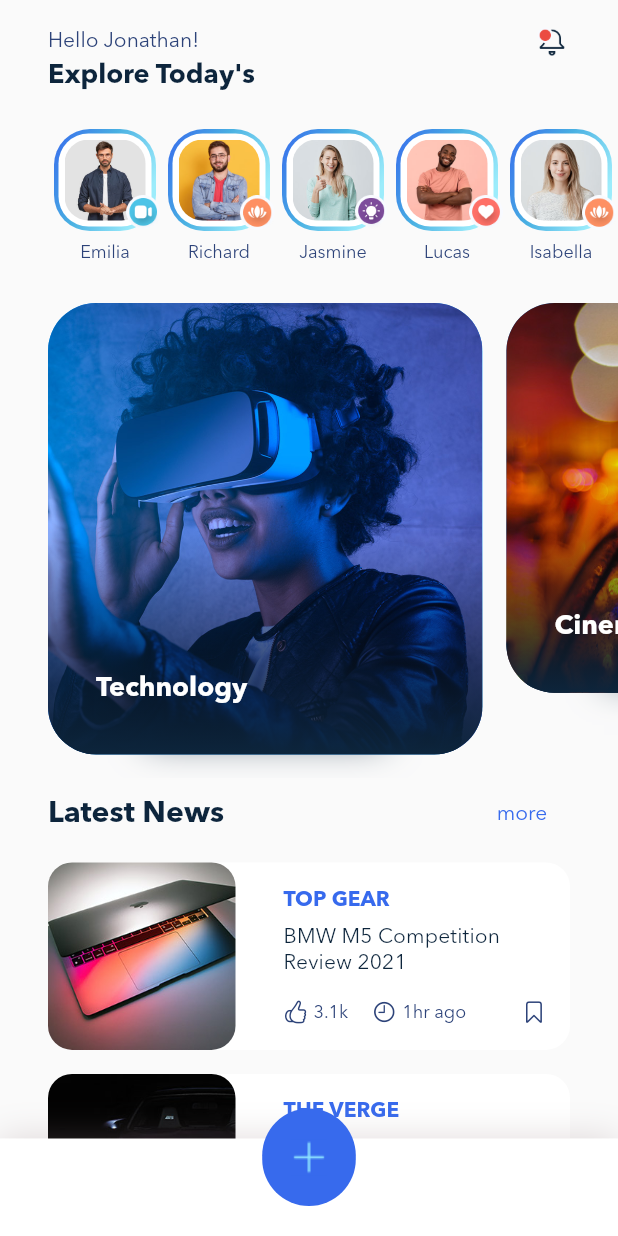
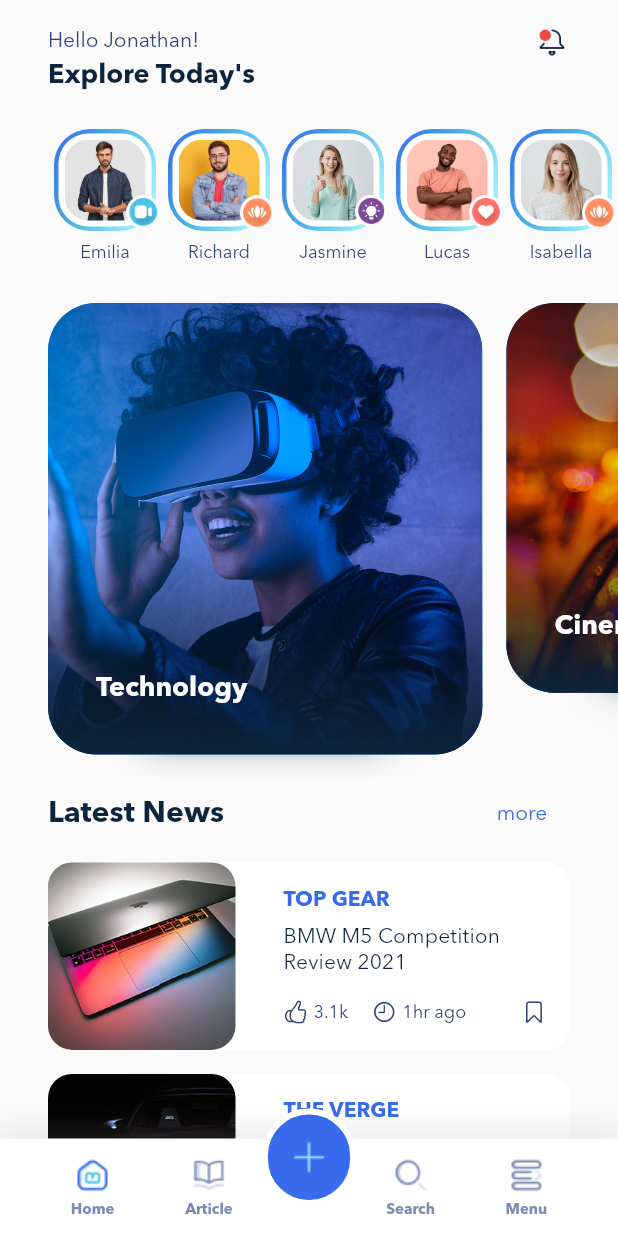
Before and after one commit to Ghazal-Jamalzadeh/blogUI, a Flutter app: the screen it shows after launch, on a phone screen of 412 x 824 dp. Run offline on Flutter 3.47's test engine with Material 2 defaults, Android fonts, the phone set to English and light mode, and no system bars.

```diff
--- a/lib/main.dart
+++ b/lib/main.dart
@@ -2,8 +2,17 @@ import 'package:blogui/carousel/carousel_slider.dart';
 import 'package:blogui/data.dart';
 import 'package:flutter/cupertino.dart';
 import 'package:flutter/material.dart';
+import 'package:flutter/services.dart';
 
 void main() {
+
+  /* تغییر رنگ استاتوس بار و نویگیشن گوشی در اپ فلاتزی */
+  SystemChrome.setSystemUIOverlayStyle(const SystemUiOverlayStyle(
+      statusBarColor: Colors.white,
+      statusBarIconBrightness: Brightness.dark,
+      systemNavigationBarColor: Colors.white,
+      systemNavigationBarIconBrightness: Brightness.dark));
+
   runApp(const MyApp());
 }
 
@@ -59,11 +68,16 @@ class MyApp extends StatelessWidget {
                 color: primaryTextColor,
                 fontWeight: FontWeight.w400,
                 fontSize: 14),
+            caption: TextStyle(
+                fontFamily: defaultFontFamily,
+                fontWeight: FontWeight.w700,
+                color: Color(0xff7B8BB2),
+                fontSize: 10),
           )),
       home: Stack(
-        children: [
+        children: const [
           /* یعنی کل صفحه را بگیرد  */
-          const Positioned.fill(bottom: 65, child: HomeScreen()),
+          Positioned.fill(bottom: 65, child: HomeScreen()),
           Positioned(bottom: 0, right: 0, left: 0, child: _BottomNavigation())
         ],
       ),
@@ -504,9 +518,29 @@ class _BottomNavigation extends StatelessWidget {
                     boxShadow: [BoxShadow(blurRadius: 20 , color: const Color(0xaa9B8487).withOpacity(0.3))]
                 ),
             child: Row(
-              children: [
+                mainAxisAlignment: MainAxisAlignment.spaceEvenly,
+                children: const [
+                  BottomNavigationItem(
+                      iconFileName: 'Home.png',
+                      activeIconFileName: 'Home.png',
+                      title: 'Home'),
+                  BottomNavigationItem(
+                      iconFileName: 'Articles.png',
+                      activeIconFileName: 'Articles.png',
+                      title: 'Article'),
+                  SizedBox(
+                    width: 8,
+                  ),
+                  BottomNavigationItem(
+                      iconFileName: 'Search.png',
+                      activeIconFileName: 'Search.png',
+                      title: 'Search'),
+                  BottomNavigationItem(
+                      iconFileName: 'Menu.png',
+                      activeIconFileName: 'Menu.png',
+                      title: 'Menu'),
+                ],
 
-              ],
             ),
             ),
           ) ,
@@ -518,7 +552,11 @@ class _BottomNavigation extends StatelessWidget {
               alignment: Alignment.topCenter,
               child: Container(
                 height: 65,
-                  decoration: BoxDecoration(borderRadius: BorderRadius.circular(32.5) ,  color: Color(0xff376AED),) ,
+                  decoration: BoxDecoration(
+                    borderRadius: BorderRadius.circular(32.5) ,
+                    color: Color(0xff376AED),
+                      border: Border.all(color: Colors.white, width: 4),
+              ) ,
                   child: Image.asset('assets/img/icons/plus.png')),
             ),
           )
--- a/pubspec.yaml
+++ b/pubspec.yaml
@@ -20,7 +20,7 @@ publish_to: 'none' # Remove this line if you wish to publish to pub.dev
 version: 1.0.0+1
 
 environment:
-  sdk: '>=2.18.4 <3.0.0'
+  sdk: '>=2.18.2 <3.0.0'
 
 # Dependencies specify other packages that your package needs in order to work.
 # To automatically upgrade your package dependencies to the latest versions
```
Also changed, not shown: pubspec.lock.
